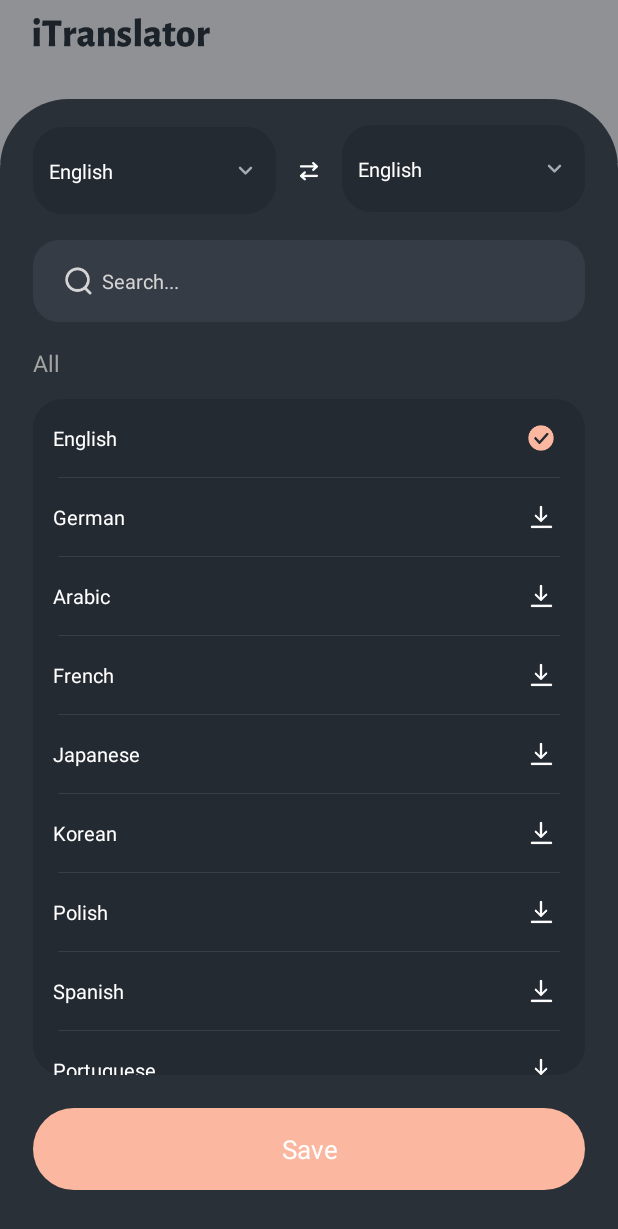
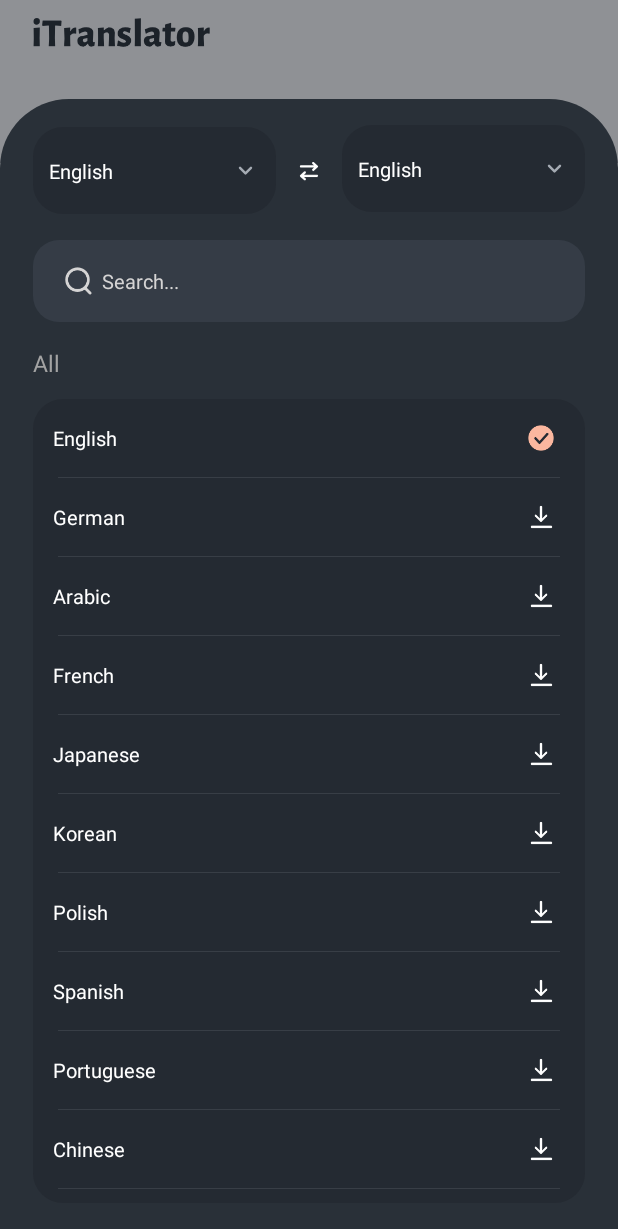
Before and after one commit to LaKer3277/moreTranslator, an Android app: the screen it shows after launch (MainActivity), after a tap on an icon or button, on a phone screen of 412 x 824 dp. Shown: the top 1229 px of the screen. Run offline under Robolectric (Android 15) with nearby library versions, the light colour scheme and no system bars; libraries missing offline, so code that uses them is left out: com.google.mlkit.common, com.google.mlkit.nl; 1 statement that could not run was skipped.

Commit message:
fix bugs

```diff
--- a/app/src/main/java/com/tools/android/translator/App.kt
+++ b/app/src/main/java/com/tools/android/translator/App.kt
@@ -40,7 +40,7 @@
         }
 
     //翻译的源历史语言码
-    var sourceOld: String
+    var sourceHistory: String
         get() {
             return sp.getString("source_history", "") ?: ""
         }
@@ -48,7 +48,7 @@
             sp.edit().putString("source_history", value).apply()
         }
     //翻译的目标历史语言码
-    var targetOld: String
+    var targetHistory: String
         get() {
             return sp.getString("source_history", "") ?: ""
         }
--- a/app/src/main/java/com/tools/android/translator/ui/view/LanguagePanel.kt
+++ b/app/src/main/java/com/tools/android/translator/ui/view/LanguagePanel.kt
@@ -42,8 +42,9 @@
     override fun onFinishInflate() {
         super.onFinishInflate()
         initViews(context)
-        tvSave.setOnClickListener(this)
         cancelView.setOnClickListener(this)
+        findViewById<View>(R.id.bg_source).setOnClickListener(this)
+        findViewById<View>(R.id.bg_target).setOnClickListener(this)
         panel.post {
             hasInflated = true
             visibility = View.GONE
@@ -58,7 +59,6 @@
     private lateinit var tvSource: TextView
     private lateinit var tvTarget: TextView
 
-    private lateinit var tvSave: TextView
     private lateinit var panel: View
     private lateinit var cancelView: View
 
@@ -95,7 +95,6 @@
         }
         freshLanguageUi()
 
-        tvSave = findViewById(R.id.tv_save)
         panel = findViewById(R.id.panel)
         cancelView = findViewById(R.id.cancel_top)
         tvRecent = findViewById(R.id.tv_recently)
@@ -110,7 +109,7 @@
         rvRecent.adapter = recentAdapter
         rvAll.adapter = allAdapter
 
-        App.ins.sourceOld.apply {
+        App.ins.sourceHistory.apply {
             if (this.contains(";")) {
                 val sp = this.split(";")
                 if (sp.isNotEmpty()) {
@@ -118,9 +117,11 @@
                         listHistorySource.add(Language(code = s))
                     }
                 }
+            } else if (this.isNotEmpty()) {
+                listHistorySource.add(Language(code = this))
             }
         }
-        App.ins.targetOld.apply {
+        App.ins.targetHistory.apply {
             if (this.contains(";")) {
                 val sp = this.split(";")
                 if (sp.isNotEmpty()) {
@@ -128,6 +129,8 @@
                         listHistoryTarget.add(Language(code = s))
                     }
                 }
+            } else if (this.isNotEmpty()) {
+                listHistoryTarget.add(Language(code = this))
             }
         }
 
@@ -188,19 +191,21 @@
             builder.append(la.code).append(";")
         }
         if (isSource) {
-            App.ins.sourceOld = builder.substring(0, builder.length - 1)
+            App.ins.sourceHistory = builder.substring(0, builder.length - 1)
         } else {
-            App.ins.targetOld = builder.substring(0, builder.length - 1)
+            App.ins.targetHistory = builder.substring(0, builder.length - 1)
         }
 
         notifyListSide()
     }
 
     override fun onClick(v: View?) {
-        val isSave = v?.id == R.id.tv_save
-        if (isSave || v?.id == R.id.cancel_top) {
-            if (isSave) save()
-            collapse()
+        when (v?.id) {
+            R.id.cancel_top -> collapse()
+
+            R.id.bg_source -> changeSide(true)
+
+            R.id.bg_target -> changeSide(false)
         }
     }
 
@@ -226,6 +231,7 @@
     }
 
     fun changeSide(isSource: Boolean) {
+        if (isSource == isCurrentSource) return
         isCurrentSource = isSource
         notifyListSide()
     }
--- a/app/src/main/res/layout/layout_language.xml
+++ b/app/src/main/res/layout/layout_language.xml
@@ -158,7 +158,7 @@
         <androidx.recyclerview.widget.RecyclerView
             android:id="@+id/rv_recent"
             android:layout_width="match_parent"
-            android:layout_height="143dp"
+            android:layout_height="94dp"
             android:layout_marginHorizontal="20dp"
             android:layout_marginTop="12dp"
             android:background="@drawable/d_8020252c_r18"
@@ -201,6 +201,7 @@
             android:text="Save"
             android:textColor="@color/white"
             android:textSize="16sp"
+            android:visibility="gone"
             app:layout_constraintBottom_toBottomOf="parent" />
     </androidx.constraintlayout.widget.ConstraintLayout>
 </com.tools.android.translator.ui.view.LanguagePanel>
```
